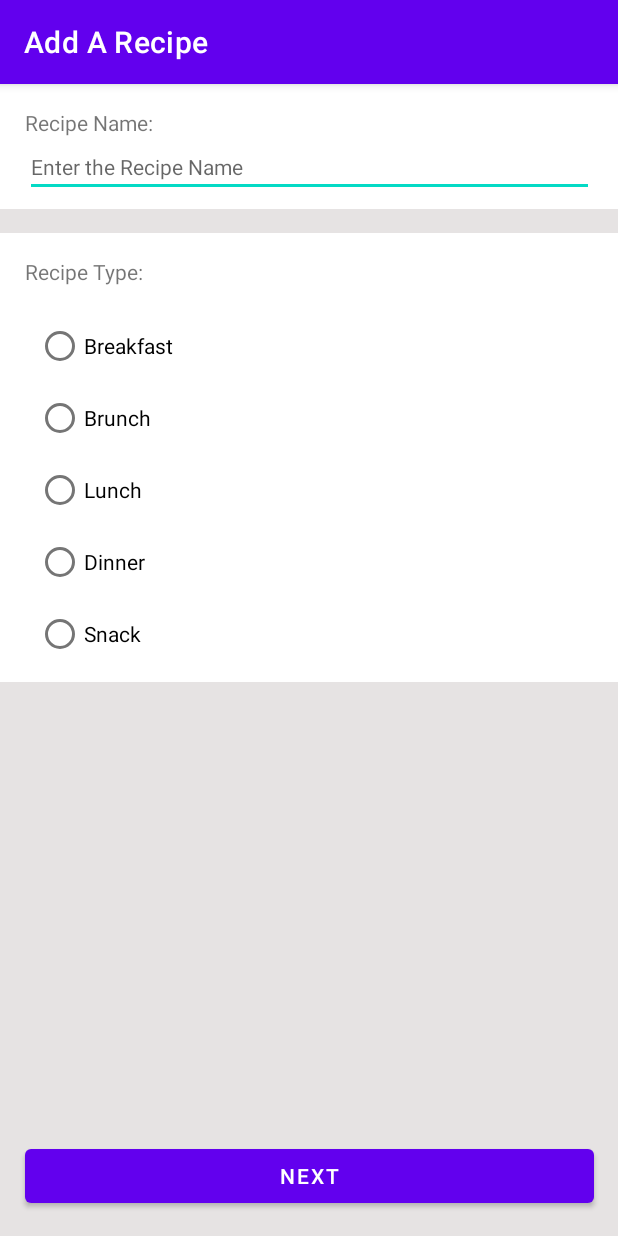
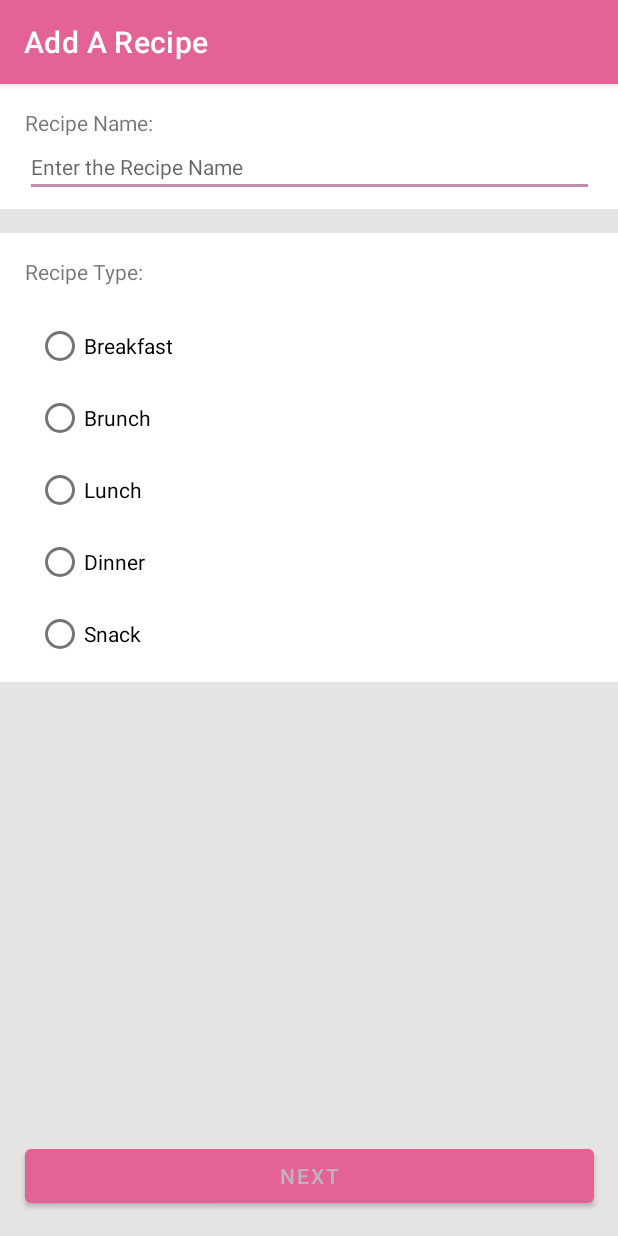
Before and after one commit to alfredbwong/FellowChef, an Android app: the AddRecipeActivity screen opened directly, with no data from a screen before it, on a phone screen of 412 x 824 dp. Run offline under Robolectric (Android 15) with nearby library versions, the phone set to English and light mode, and no system bars; our stand-ins replace data binding.

Commit message:
Added theme colors from generator
- Added china_pink, opera_mauve, and black_shadows colors to themes

```diff
--- a/app/src/main/res/layout/recipe_display_card_item.xml
+++ b/app/src/main/res/layout/recipe_display_card_item.xml
@@ -14,7 +14,7 @@
         android:layout_height="wrap_content"
         android:layout_margin="8dp"
         android:paddingBottom="10dp"
-        app:cardCornerRadius="5dp"
+        app:cardCornerRadius="4dp"
         app:layout_constraintEnd_toEndOf="parent"
         app:layout_constraintHorizontal_bias="0.5"
         app:layout_constraintStart_toStartOf="parent"
--- a/app/src/main/res/values/colors.xml
+++ b/app/src/main/res/values/colors.xml
@@ -7,4 +7,11 @@
     <color name="teal_700">#FF018786</color>
     <color name="black">#FF000000</color>
     <color name="white">#FFFFFFFF</color>
+
+    <color name="china_pink">#e36397</color>
+    <color name="opera_mauve">#bc8da7</color>
+    <color name="black_shadows">#bdb4bf</color>
+    <color name="gainsboro">#d9d9d9</color>
+    <color name="cultured">#eff2ef</color>
+
 </resources>
--- a/app/src/main/res/values/themes.xml
+++ b/app/src/main/res/values/themes.xml
@@ -2,12 +2,12 @@
     <!-- Base application theme. -->
     <style name="Theme.FellowChef" parent="Theme.MaterialComponents.DayNight.DarkActionBar">
         <!-- Primary brand color. -->
-        <item name="colorPrimary">@color/purple_500</item>
-        <item name="colorPrimaryVariant">@color/purple_700</item>
-        <item name="colorOnPrimary">@color/white</item>
+        <item name="colorPrimary">@color/china_pink</item>
+        <item name="colorPrimaryVariant">@color/opera_mauve</item>
+        <item name="colorOnPrimary">@color/black_shadows</item>
         <!-- Secondary brand color. -->
-        <item name="colorSecondary">@color/teal_200</item>
-        <item name="colorSecondaryVariant">@color/teal_700</item>
+        <item name="colorSecondary">@color/opera_mauve</item>
+        <item name="colorSecondaryVariant">@color/black_shadows</item>
         <item name="colorOnSecondary">@color/black</item>
         <!-- Status bar color. -->
         <item name="android:statusBarColor" tools:targetApi="l">?attr/colorPrimaryVariant</item>
```
